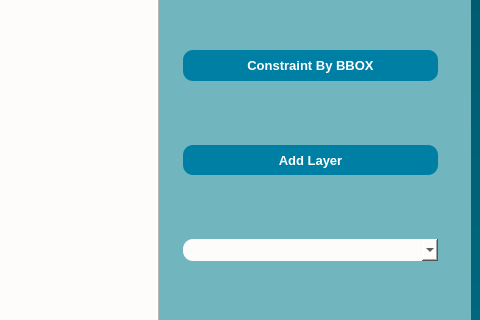
Old version of the form dialogs/ui/sparql_unicorn_dialog_base.ui in the repository Cprudhomme/SpaLOD_qgis_plugin; both pictures show x 978 to 1458 and y 285 to 605 of the 1458 by 773 pixel window.
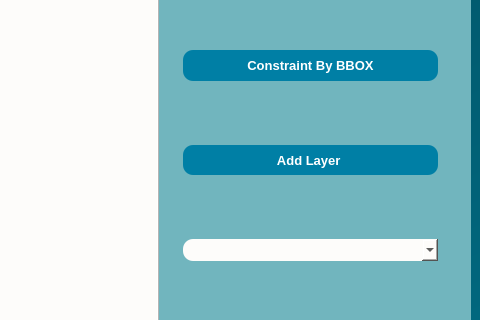
New version of the form.

Commit message: fix: text button "Add layer" always in english

The edit to the form file:
```diff
--- a/dialogs/ui/sparql_unicorn_dialog_base.ui
+++ b/dialogs/ui/sparql_unicorn_dialog_base.ui
@@ -325,7 +325,7 @@
 color: rgb(255, 255, 255);</string>
                </property>
                <property name="text">
-                <string>Add Layer</string>
+                <string>Add Layer </string>
                </property>
               </widget>
              </item>
```
